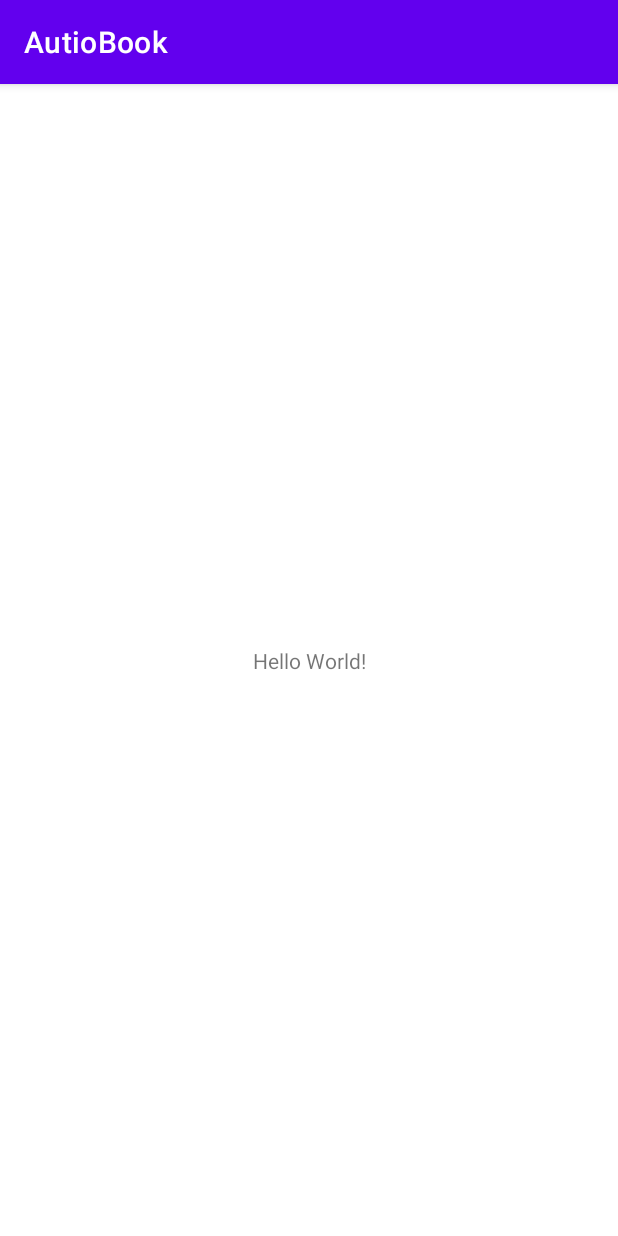
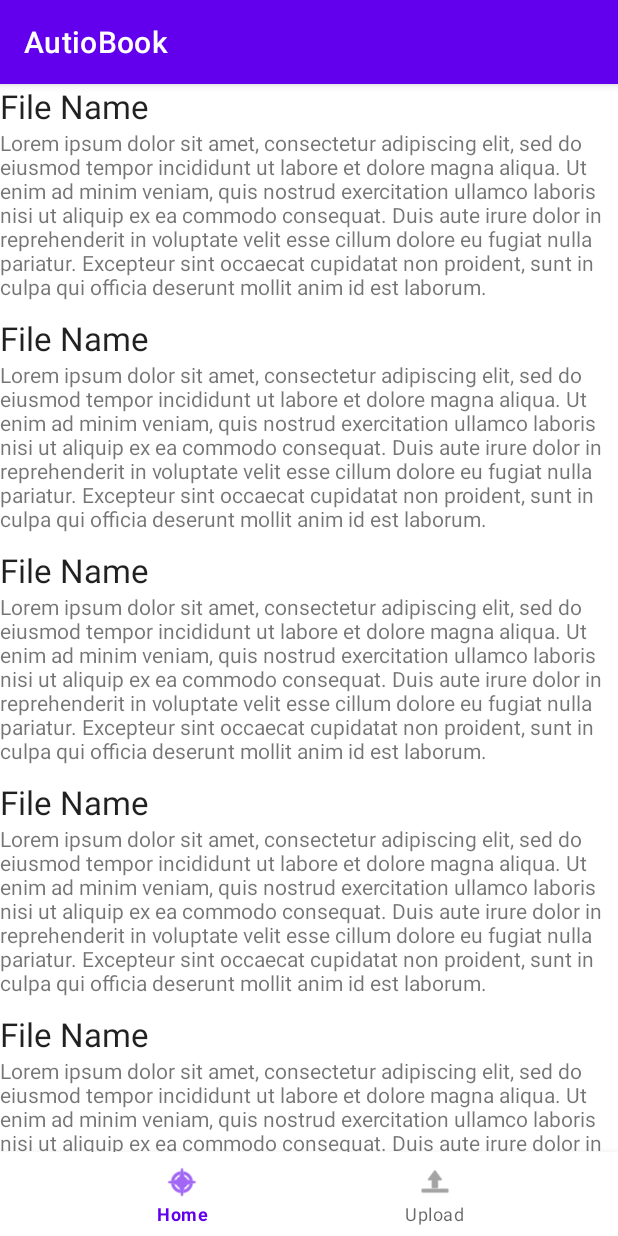
Before and after one commit to Autiobook/Autiobook, an Android app: the MainActivity screen opened directly, with no data from a screen before it, on a phone screen of 412 x 824 dp. Run offline under Robolectric (Android 15) with nearby library versions, the phone set to English and light mode, and no system bars.

Commit message:
added home and upload fragments

```diff
--- a/app/src/main/AndroidManifest.xml
+++ b/app/src/main/AndroidManifest.xml
@@ -14,6 +14,9 @@
         android:supportsRtl="true"
         android:theme="@style/Theme.AutioBook">
         <activity
+            android:name=".DetailActivity"
+            android:exported="false" />
+        <activity
             android:name=".SignupActivity"
             android:exported="false" />
         <activity
@@ -27,7 +30,7 @@
         </activity>
         <activity
             android:name=".MainActivity"
-            android:exported="true"></activity>
+            android:exported="true" />
     </application>
 
 </manifest>
--- /dev/null
+++ b/app/src/main/java/com/example/autiobook/AudioAdapter.java
@@ -0,0 +1,73 @@
+package com.example.autiobook;
+
+import android.content.Context;
+import android.view.LayoutInflater;
+import android.view.View;
+import android.view.ViewGroup;
+import android.widget.TextView;
+
+import androidx.annotation.NonNull;
+import androidx.recyclerview.widget.RecyclerView;
+
+import com.example.autiobook.models.Audio;
+
+import java.util.List;
+
+public class AudioAdapter extends RecyclerView.Adapter<AudioAdapter.ViewHolder>{
+    private Context context;
+    private List<Audio> audios;
+    onClickListener onClickListener;
+
+    public interface onClickListener{
+        void onItemClick(int position);
+    }
+
+    public AudioAdapter(Context context, List<Audio> audios, onClickListener onClickListener) {
+        this.context = context;
+        this.audios = audios;
+        this.onClickListener = onClickListener;
+    }
+
+    @NonNull
+    @Override
+    public ViewHolder onCreateViewHolder(@NonNull ViewGroup parent, int viewType) {
+        View view = LayoutInflater.from(context).inflate(R.layout.audio_book, parent, false);
+        return new ViewHolder(view);
+    }
+
+    @Override
+    public void onBindViewHolder(@NonNull ViewHolder holder, int position) {
+        Audio audio = audios.get(position);
+        holder.bind(audio);
+    }
+
+    @Override
+    public int getItemCount() {
+        return audios.size();
+    }
+
+    class ViewHolder extends RecyclerView.ViewHolder{
+
+        private TextView tvName;
+        private TextView tvContent;
+
+        public ViewHolder(@NonNull View itemView) {
+            super(itemView);
+            tvContent = itemView.findViewById(R.id.tvContent);
+            tvName = itemView.findViewById(R.id.tvName);
+        }
+
+        public void bind(Audio audio) {
+            //bind data
+            tvContent.setText(audio.getContent());
+            tvName.setText(audio.getName());
+
+            tvContent.setOnClickListener(new View.OnClickListener() {
+                @Override
+                public void onClick(View view) {
+                    onClickListener.onItemClick(getAdapterPosition());
+                }
+            });
+        }
+    }
+}
--- a/app/src/main/java/com/example/autiobook/MainActivity.java
+++ b/app/src/main/java/com/example/autiobook/MainActivity.java
@@ -1,14 +1,54 @@
     package com.example.autiobook;
 
+import androidx.annotation.NonNull;
 import androidx.appcompat.app.AppCompatActivity;
+import androidx.fragment.app.Fragment;
+import androidx.fragment.app.FragmentManager;
 
 import android.os.Bundle;
+import android.view.MenuItem;
+import android.widget.Toast;
+
+import com.example.autiobook.fragments.HomeFragment;
+import com.google.android.material.bottomnavigation.BottomNavigationView;
+import com.google.android.material.navigation.NavigationBarView;
 
     public class MainActivity extends AppCompatActivity {
+
+        public static final String TAG = "MainActivity";
+        private BottomNavigationView bottomNavigationView;
 
         @Override
         protected void onCreate(Bundle savedInstanceState) {
             super.onCreate(savedInstanceState);
             setContentView(R.layout.activity_main);
+
+            bottomNavigationView = findViewById(R.id.bottom_navigation);
+
+            final FragmentManager fragmentManager = getSupportFragmentManager();
+
+            // Render fragments based on navigation clicks
+            bottomNavigationView.setOnItemSelectedListener(new NavigationBarView.OnItemSelectedListener() {
+                Fragment fragment;
+                public boolean onNavigationItemSelected(@NonNull MenuItem item) {
+                    switch (item.getItemId()) {
+                        case R.id.btnHome:
+                            Toast.makeText(MainActivity.this, "Home", Toast.LENGTH_SHORT).show();
+                            fragment = new HomeFragment();
+                            break;
+                        case R.id.btnUpload:
+                            Toast.makeText(MainActivity.this, "Compose", Toast.LENGTH_SHORT).show();
+                            fragment = new com.example.autiobook.CreateAudiobook();
+                            break;
+                        default:
+                            Toast.makeText(MainActivity.this, "Home", Toast.LENGTH_SHORT).show();
+                            fragment = new HomeFragment();
+                            break;
+                    }
+                    fragmentManager.beginTransaction().replace(R.id.flContainer, fragment).commit();
+                    return true;
+                }
+            });
+            fragmentManager.beginTransaction().replace(R.id.flContainer, new HomeFragment()).commit();
         }
     }
--- /dev/null
+++ b/app/src/main/java/com/example/autiobook/fragments/HomeFragment.java
@@ -0,0 +1,114 @@
+package com.example.autiobook.fragments;
+
+import android.content.Intent;
+import android.os.Bundle;
+
+import androidx.annotation.NonNull;
+import androidx.annotation.Nullable;
+import androidx.fragment.app.Fragment;
+import androidx.recyclerview.widget.LinearLayoutManager;
+import androidx.recyclerview.widget.RecyclerView;
+
+import android.util.Log;
+import android.view.LayoutInflater;
+import android.view.View;
+import android.view.ViewGroup;
+
+import com.example.autiobook.AudioAdapter;
+import com.example.autiobook.DetailActivity;
+import com.example.autiobook.R;
+import com.example.autiobook.models.Audio;
+
+import java.util.ArrayList;
+import java.util.List;
+
+/**
+ * A simple {@link Fragment} subclass.
+ * Use the {@link HomeFragment#newInstance} factory method to
+ * create an instance of this fragment.
+ */
+public class HomeFragment extends Fragment {
+
+    // TODO: Rename parameter arguments, choose names that match
+    // the fragment initialization parameters, e.g. ARG_ITEM_NUMBER
+    private static final String ARG_PARAM1 = "param1";
+    private static final String ARG_PARAM2 = "param2";
+    public static final String TAG = "HomeFragment";
+
+    // TODO: Rename and change types of parameters
+    private String mParam1;
+    private String mParam2;
+    private RecyclerView rvFeed;
+    protected List<Audio> audioBooks;
+    protected AudioAdapter audioAdapter;
+
+    public HomeFragment() {
+        // Required empty public constructor
+    }
+
+    /**
+     * Use this factory method to create a new instance of
+     * this fragment using the provided parameters.
+     *
+     * @param param1 Parameter 1.
+     * @param param2 Parameter 2.
+     * @return A new instance of fragment Home.
+     */
+    // TODO: Rename and change types and number of parameters
+    public static HomeFragment newInstance(String param1, String param2) {
+        HomeFragment fragment = new HomeFragment();
+        Bundle args = new Bundle();
+        args.putString(ARG_PARAM1, param1);
+        args.putString(ARG_PARAM2, param2);
+        fragment.setArguments(args);
+        return fragment;
+    }
+
+    @Override
+    public void onCreate(Bundle savedInstanceState) {
+        super.onCreate(savedInstanceState);
+        if (getArguments() != null) {
+            mParam1 = getArguments().getString(ARG_PARAM1);
+            mParam2 = getArguments().getString(ARG_PARAM2);
+        }
+    }
+
+    @Override
+    public View onCreateView(LayoutInflater inflater, ViewGroup container,
+                             Bundle savedInstanceState) {
+        // Inflate the layout for this fragment
+        return inflater.inflate(R.layout.fragment_home, container, false);
+    }
+
+    @Override
+    public void onViewCreated(@NonNull View view, @Nullable Bundle savedInstanceState) {
+        super.onViewCreated(view, savedInstanceState);
+
+        rvFeed = view.findViewById(R.id.rvFeed);
+
+        audioBooks = new ArrayList<>();
+
+        // filler audiobooks to show on recycler view for now
+        String path = "/path";
+        String name = "File Name";
+        String content = "Lorem ipsum dolor sit amet, consectetur adipiscing elit, sed do eiusmod tempor incididunt ut labore et dolore magna aliqua. Ut enim ad minim veniam, quis nostrud exercitation ullamco laboris nisi ut aliquip ex ea commodo consequat. Duis aute irure dolor in reprehenderit in voluptate velit esse cillum dolore eu fugiat nulla pariatur. Excepteur sint occaecat cupidatat non proident, sunt in culpa qui officia deserunt mollit anim id est laborum.";
+        Audio audio = new Audio(path, name, content);
+        for(int i=0;i<30;i++){
+            audioBooks.add(audio);
+        }
+
+        AudioAdapter.onClickListener onClickListener = new AudioAdapter.onClickListener() {
+            @Override
+            public void onItemClick(int position) {
+                Audio audioBook = audioBooks.get(position);
+                Log.d(TAG, "on click audio");
+                Intent intent = new Intent(getActivity(), DetailActivity.class);
+                startActivity(intent);
+            }
+        };
+        audioAdapter = new AudioAdapter(getContext(), audioBooks, onClickListener);
+
+        rvFeed.setAdapter(audioAdapter);
+        rvFeed.setLayoutManager(new LinearLayoutManager(getContext()));
+    }
+}
--- /dev/null
+++ b/app/src/main/java/com/example/autiobook/models/Audio.java
@@ -0,0 +1,36 @@
+package com.example.autiobook.models;
+
+import java.util.ArrayList;
+import java.util.List;
+
+public class Audio {
+    private String path;
+    private String name;
+    private String content;
+
+    public Audio(String path, String name, String content){
+        this.path = path;
+        this.name = name;
+        this.content = content;
+    }
+    public static List<Audio> getUserAudioBooks(){
+//        ** TO DO **
+//        1. grab user mp3 files from raw storage
+//        2. for each audio put the metadata into a new Audio()
+//        3. return the list of audios
+        return new ArrayList<Audio>();
+    }
+
+
+    public String getPath() {
+        return path;
+    }
+
+    public String getName() {
+        return name;
+    }
+
+    public String getContent() {
+        return content;
+    }
+}
--- a/app/src/main/res/layout/activity_main.xml
+++ b/app/src/main/res/layout/activity_main.xml
@@ -1,18 +1,21 @@
 <?xml version="1.0" encoding="utf-8"?>
-<androidx.constraintlayout.widget.ConstraintLayout xmlns:android="http://schemas.android.com/apk/res/android"
+<RelativeLayout xmlns:android="http://schemas.android.com/apk/res/android"
     xmlns:app="http://schemas.android.com/apk/res-auto"
-    xmlns:tools="http://schemas.android.com/tools"
+    android:id="@+id/rlContainer"
     android:layout_width="match_parent"
     android:layout_height="match_parent"
-    tools:context=".MainActivity">
+    android:orientation="vertical">
 
-    <TextView
-        android:layout_width="wrap_content"
+    <FrameLayout
+        android:id="@+id/flContainer"
+        android:layout_width="match_parent"
+        android:layout_height="match_parent"
+        android:layout_above="@id/bottom_navigation" />
+
+    <com.google.android.material.bottomnavigation.BottomNavigationView
+        android:id="@+id/bottom_navigation"
+        android:layout_width="match_parent"
         android:layout_height="wrap_content"
-        android:text="Hello World!"
-        app:layout_constraintBottom_toBottomOf="parent"
-        app:layout_constraintLeft_toLeftOf="parent"
-        app:layout_constraintRight_toRightOf="parent"
-        app:layout_constraintTop_toTopOf="parent" />
-
-</androidx.constraintlayout.widget.ConstraintLayout>
+        android:layout_alignParentBottom="true"
+        app:menu="@menu/menu_bottom_navigation" />
+</RelativeLayout>
--- /dev/null
+++ b/app/src/main/res/layout/audio_book.xml
@@ -0,0 +1,25 @@
+<?xml version="1.0" encoding="utf-8"?>
+<LinearLayout xmlns:android="http://schemas.android.com/apk/res/android"
+    xmlns:app="http://schemas.android.com/apk/res-auto"
+    xmlns:tools="http://schemas.android.com/tools"
+    android:layout_width="match_parent"
+    android:layout_height="wrap_content"
+    android:orientation="vertical">
+
+
+    <TextView
+        android:id="@+id/tvName"
+        android:layout_width="match_parent"
+        android:layout_height="wrap_content"
+        android:text="TextView"
+        android:textAppearance="@style/TextAppearance.AppCompat.Large"
+        tools:text="Name" />
+
+    <TextView
+        android:id="@+id/tvContent"
+        android:layout_width="match_parent"
+        android:layout_height="wrap_content"
+        android:layout_marginBottom="10dp"
+        android:text="Lorem ipsum dolor sit amet, consectetur adipiscing elit, sed do eiusmod tempor incididunt ut labore et dolore magna aliqua. Ut enim ad minim veniam, quis nostrud exercitation ullamco laboris nisi ut aliquip ex ea commodo consequat. Duis aute irure dolor in reprehenderit in voluptate velit esse cillum dolore eu fugiat nulla pariatur. Excepteur sint occaecat cupidatat non proident, sunt in culpa qui officia deserunt mollit anim id est laborum." />
+
+</LinearLayout>
--- /dev/null
+++ b/app/src/main/res/layout/fragment_home.xml
@@ -0,0 +1,18 @@
+<?xml version="1.0" encoding="utf-8"?>
+<FrameLayout xmlns:android="http://schemas.android.com/apk/res/android"
+    xmlns:tools="http://schemas.android.com/tools"
+    android:layout_width="match_parent"
+    android:layout_height="match_parent"
+    tools:context=".fragments.HomeFragment">
+
+    <!-- TODO: Update blank fragment layout -->
+    <TextView
+        android:layout_width="match_parent"
+        android:layout_height="match_parent" />
+
+    <androidx.recyclerview.widget.RecyclerView
+        android:id="@+id/rvFeed"
+        android:layout_width="match_parent"
+        android:layout_height="match_parent" />
+
+</FrameLayout>
--- /dev/null
+++ b/app/src/main/res/menu/menu_bottom_navigation.xml
@@ -0,0 +1,13 @@
+<?xml version="1.0" encoding="utf-8"?>
+<menu xmlns:android="http://schemas.android.com/apk/res/android"
+    xmlns:app="http://schemas.android.com/apk/res-auto">
+
+    <item
+        android:id="@+id/btnHome"
+        android:icon="@android:drawable/ic_menu_compass"
+        android:title="Home" />
+    <item
+        android:id="@+id/btnUpload"
+        android:icon="@android:drawable/ic_menu_upload"
+        android:title="Upload" />
+</menu>
```
Also changed, not shown: app/src/main/java/com/example/autiobook/DetailActivity.java (added, +24 -0 lines), app/src/main/res/layout/activity_detail.xml (added, +25 -0 lines), app/src/main/java/com/example/autiobook/fragments/CreateAudiobook.java (renamed from app/src/main/java/com/example/autiobook/CreateAudiobook.java), 1 other file. Lines whose indentation alone changed are shown as unchanged.
